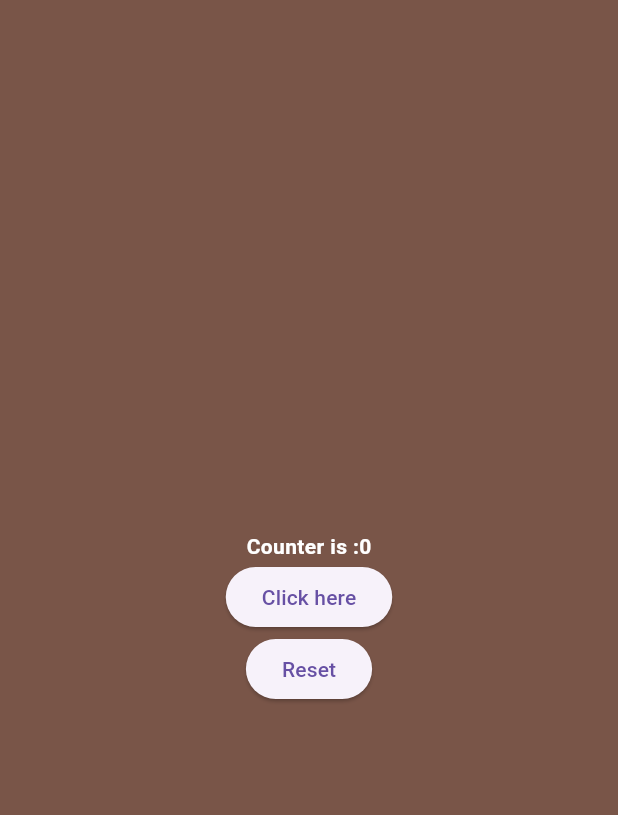
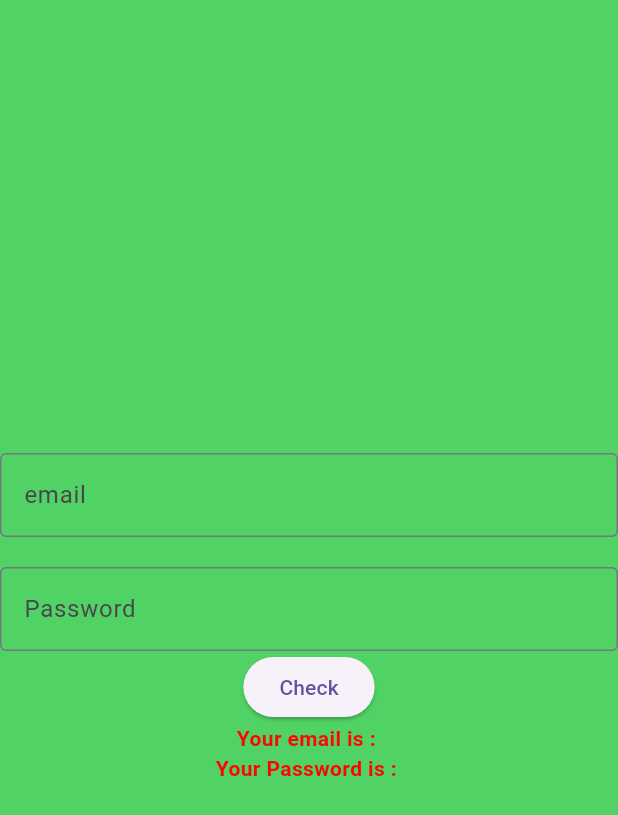
Before and after one commit to AmrAlfoqha/flutter1, a Flutter app: the screen it shows after launch, on a phone screen of 412 x 824 dp. Shown: the top 815 px of the screen. Run offline on Flutter 3.47's test engine with Material 3 defaults, Android fonts, the phone set to English and light mode, and no system bars.

Commit message:
Check email & pass

```diff
--- a/analysis_options.yaml
+++ b/analysis_options.yaml
@@ -1 +1,7 @@
 include: package:flutter_lints/flutter.yaml
+formatter:
+  trailing_commas: preserve
+
+  linter:
+    rules:
+       prefer_const_constructors:true
--- /dev/null
+++ b/lib/email.dart
@@ -0,0 +1,91 @@
+import 'package:flutter/Material.dart';
+
+class email extends StatefulWidget {
+  @override
+  State<email> createState() => _emailState();
+}
+
+class _emailState extends State<email> {
+  @override
+  String email="",passowrd="",flagemail="",flagpassword="";
+  Widget build(BuildContext context) {
+    TextEditingController emailtext=new TextEditingController();
+    TextEditingController passowrdtext=new TextEditingController();
+
+    return MaterialApp(
+      home: Scaffold(
+        backgroundColor: const Color.fromARGB(255, 81, 210, 100),
+        body: Column(
+          mainAxisAlignment: MainAxisAlignment.center,
+         // mainAxisSize: MainAxisSize.min,
+          children: [
+            TextField(
+              decoration: InputDecoration(labelText: "email"
+              ,
+              border: OutlineInputBorder(),
+              hint: Text("Enter your email: example@gmail.com"
+              ,style: TextStyle(
+                color: const Color.fromARGB(255, 51, 19, 19),
+                fontSize: 14,
+                fontWeight: FontWeight.bold,
+              ),
+              ),
+
+              ),
+            controller: emailtext,
+            ),
+
+            SizedBox(height: 20,),
+
+            TextField(
+              controller: passowrdtext,
+              decoration:InputDecoration(
+               border:OutlineInputBorder(),
+                labelText: "Password",
+
+                hint: Text("Enter your Password",style: TextStyle(
+                color: const Color.fromARGB(255, 51, 19, 19),
+                fontSize: 14,
+                fontWeight: FontWeight.bold,
+              ),),
+
+              ),
+            ),
+
+
+             ElevatedButton(onPressed: (){
+               setState(() {
+
+        email=emailtext.text;
+        if(email=="amr@gmail.com")
+        flagemail="Correct";
+        else
+        flagemail="NotCorrect";
+        passowrd=passowrdtext.text;
+        if(passowrd=="2003")
+        flagpassword="Corrct";
+        else
+        flagpassword="NotCorrect";
+            });
+             },
+             child: Text("Check")),
+
+             Text("Your email is : $flagemail",
+             style: TextStyle(
+              color: const Color.fromARGB(255, 255, 4, 0),
+              fontSize: 14,
+              fontWeight: FontWeight.bold,
+
+             ),),
+             Text("Your Password is :$flagpassword ",
+             style: TextStyle(
+              color: const Color.fromARGB(255, 255, 4, 0),
+              fontSize: 14,
+              fontWeight: FontWeight.bold,),
+             )
+          ],
+        ),
+      ),
+    );
+  }
+}
--- a/lib/main.dart
+++ b/lib/main.dart
@@ -1,10 +1,11 @@
 import 'package:flutter/material.dart';
 import 'package:flutter_application_2/counter.dart';
+import 'package:flutter_application_2/email.dart';
 import 'package:flutter_application_2/firstscreen.dart';
 
 void main() {
   runApp(
-count()
+email()
   );
 }
 /*
```
